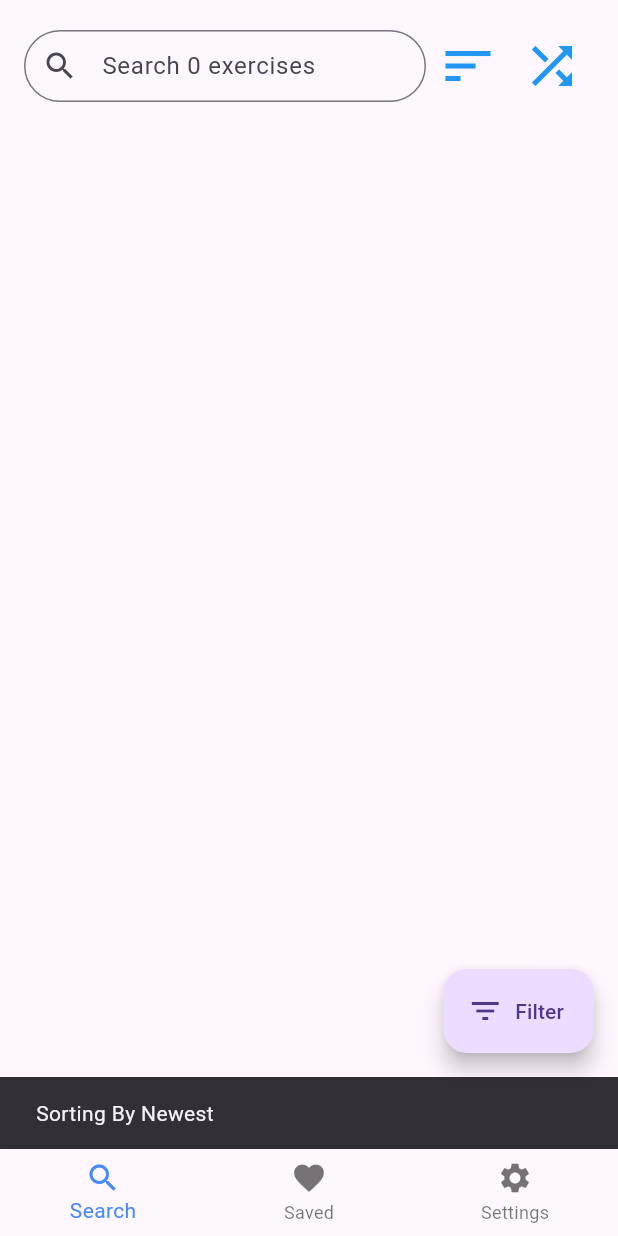
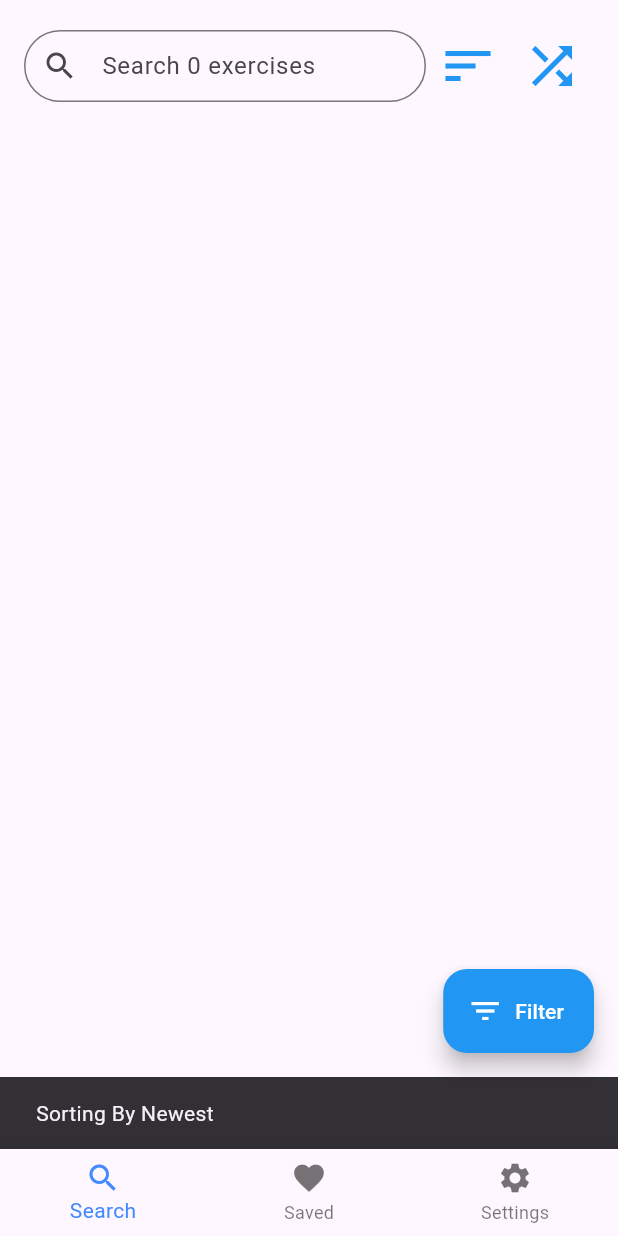
Before and after one commit to mikeoles/SwiftSetFlutter, a Flutter app: the screen it shows after launch, after a tap on the "sort" icon, on a phone screen of 412 x 824 dp. Run offline on Flutter 3.47's test engine with Material 3 defaults, Android fonts, the phone set to English and light mode, and no system bars; our stand-ins replace share, shared_preferences, sqflite, youtube_player_flutter; missing offline and left inert: launch_review; accounts and stored records are empty.

Commit message:
ui updates

```diff
--- a/lib/main.dart
+++ b/lib/main.dart
@@ -48,11 +48,22 @@ class _HomeState extends State<Home> {
   Widget _button() {
     return Visibility(
       visible: _selectedIndex == 0,
-      child: FloatingActionButton.extended(
-        onPressed: () => exerciseFinder.addFilter(),
-        tooltip: 'Increment Counter',
-        icon: const Icon(Icons.filter_list),
-        label: Text("Filter")
+      child: Tooltip(
+        message: 'Increment Counter',
+        textStyle: TextStyle(color: Colors.white), // Set text color to white
+        decoration: BoxDecoration(
+          color: Colors.black, // Set the background color of the tooltip
+          borderRadius: BorderRadius.circular(4),
+        ),
+        child: FloatingActionButton.extended(
+          onPressed: () => exerciseFinder.addFilter(),
+          icon: const Icon(Icons.filter_list, color: Colors.white), // Set icon color to white
+          label: Text(
+            "Filter",
+            style: TextStyle(color: Colors.white), // Set text color to white
+          ),
+          backgroundColor: Colors.blue, // Set the background color here
+        ),
       ),
     );
   }
--- a/lib/utils/exercise_database.dart
+++ b/lib/utils/exercise_database.dart
@@ -12,7 +12,7 @@ import 'package:swiftset/models/filter.dart';
 import 'package:swiftset/models/filter_group.dart';
 
 class ExerciseDatabase {
-  // groups that are added when a filter is chosen (ex: chest movemment patterns added after chest)
+  // groups that are added when a filter is chosen (ex: chest movement patterns added after chest)
   static final map = {
     57: [1], // Horizontal Pull -> Angle
     58: [7], // Vertical Pull -> Grip
@@ -187,7 +187,6 @@ class ExerciseDatabase {
   }
 
   static Color hexToColor(String code) {
-    if (code == null) return Colors.red;
     return new Color(int.parse(code.substring(1, 7), radix: 16) + 0xFF000000);
   }
 }
```
Also changed, not shown: lib/screens/exercise_video.dart (+32 -6 lines), lib/screens/multi_filter_selection.dart (+51 -7 lines), lib/screens/single_filter_selection.dart (+43 -1 lines), 1 other file.
